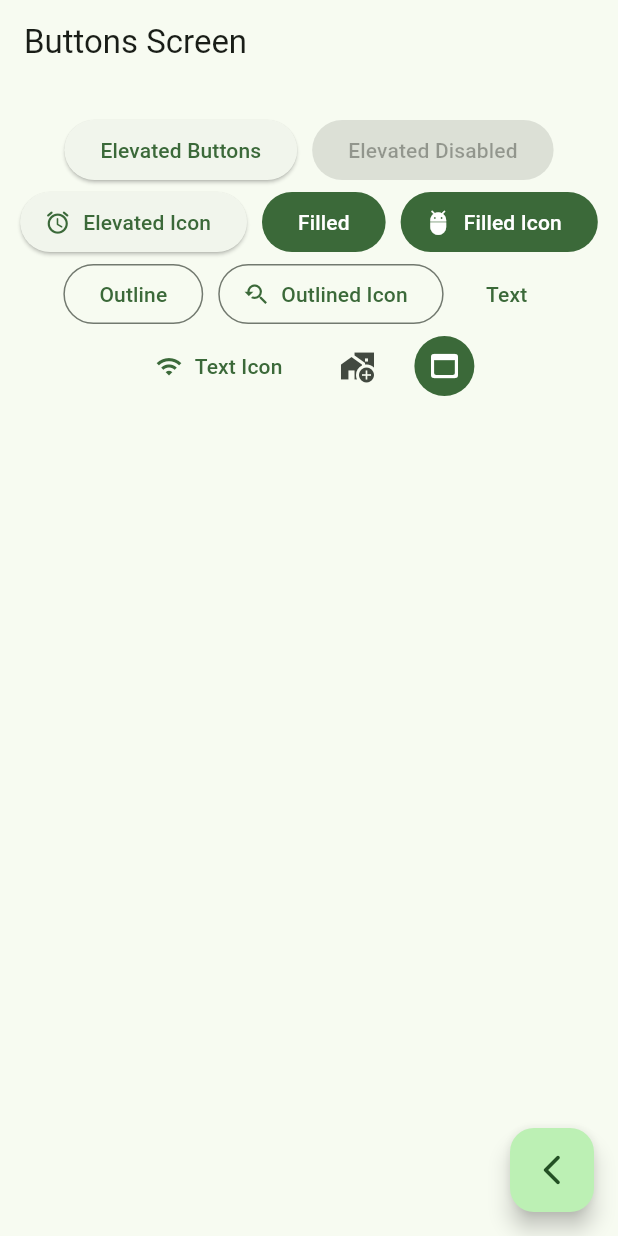
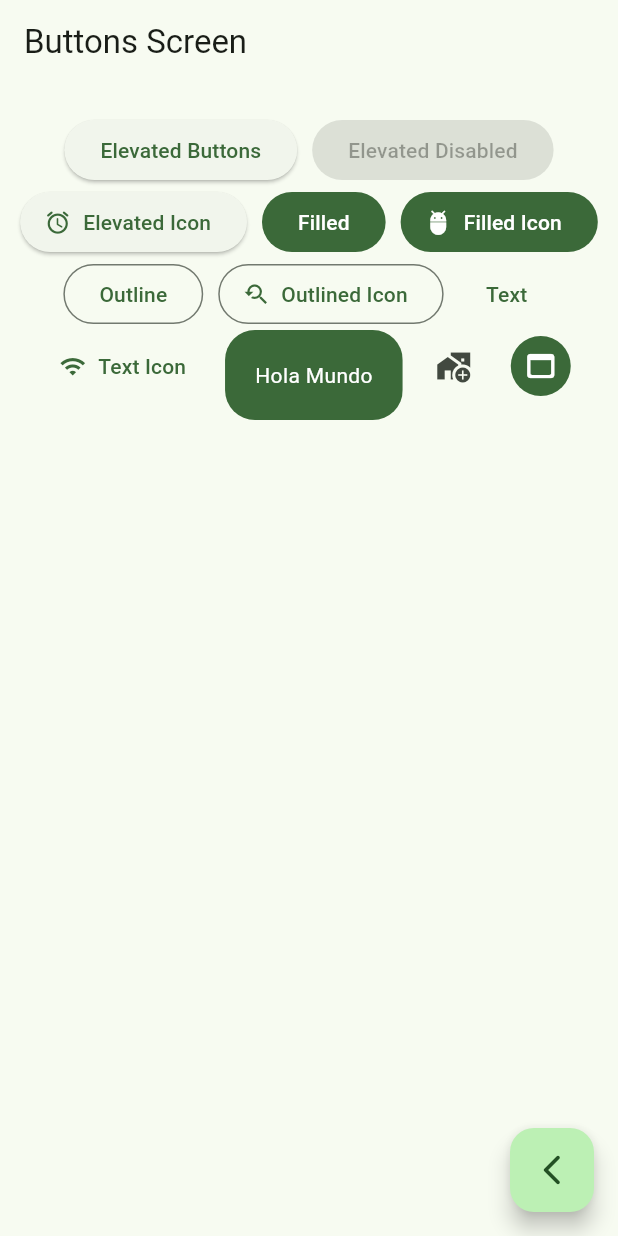
Before and after one commit to JeffersonCabello/widgets_app_flutter, a Flutter app: the ButtonsScreen screen opened by its route, on a phone screen of 412 x 824 dp. Run offline on Flutter 3.47's test engine with Material 3 defaults, Android fonts, the phone set to English and light mode, and no system bars; our stand-ins replace go_router.

Commit message:
Boton personalizado

```diff
--- a/lib/presentation/screens/buttons/buttons_screen.dart
+++ b/lib/presentation/screens/buttons/buttons_screen.dart
@@ -64,6 +64,7 @@ class ButtonsView extends StatelessWidget {
                 onPressed: () {},
                 icon: const Icon(Icons.wifi_sharp),
                 label: const Text("Text Icon")),
+            const CustomButton(),
             IconButton(onPressed: () {}, icon: const Icon(Icons.add_home_work)),
             IconButton(
               onPressed: () {},
@@ -78,3 +79,28 @@ class ButtonsView extends StatelessWidget {
     );
   }
 }
+
+class CustomButton extends StatelessWidget {
+  const CustomButton({super.key});
+
+  @override
+  Widget build(BuildContext context) {
+    final colors = Theme.of(context).colorScheme;
+
+    return ClipRRect(
+      borderRadius: BorderRadius.circular(20),
+      child: Material(
+        color: colors.primary,
+        child: InkWell(
+          onTap: () {},
+          child: const Padding(
+              padding: EdgeInsets.symmetric(horizontal: 20, vertical: 20),
+              child: Text(
+                "Hola Mundo",
+                style: TextStyle(color: Colors.white),
+              )),
+        ),
+      ),
+    );
+  }
+}
```
